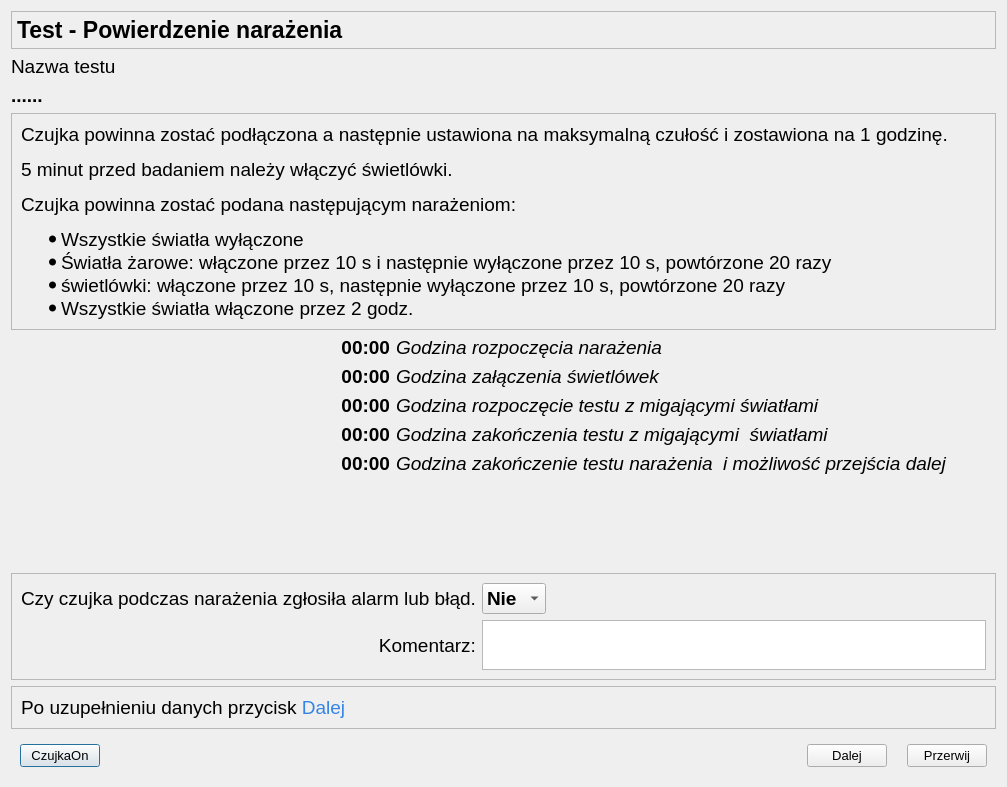
Above: CzujkiLinioweApp/oknotestrozproszoneswiatlo.ui from wiacekmarcin/CzujkiLiniowe before the change. Below: the same form after it.
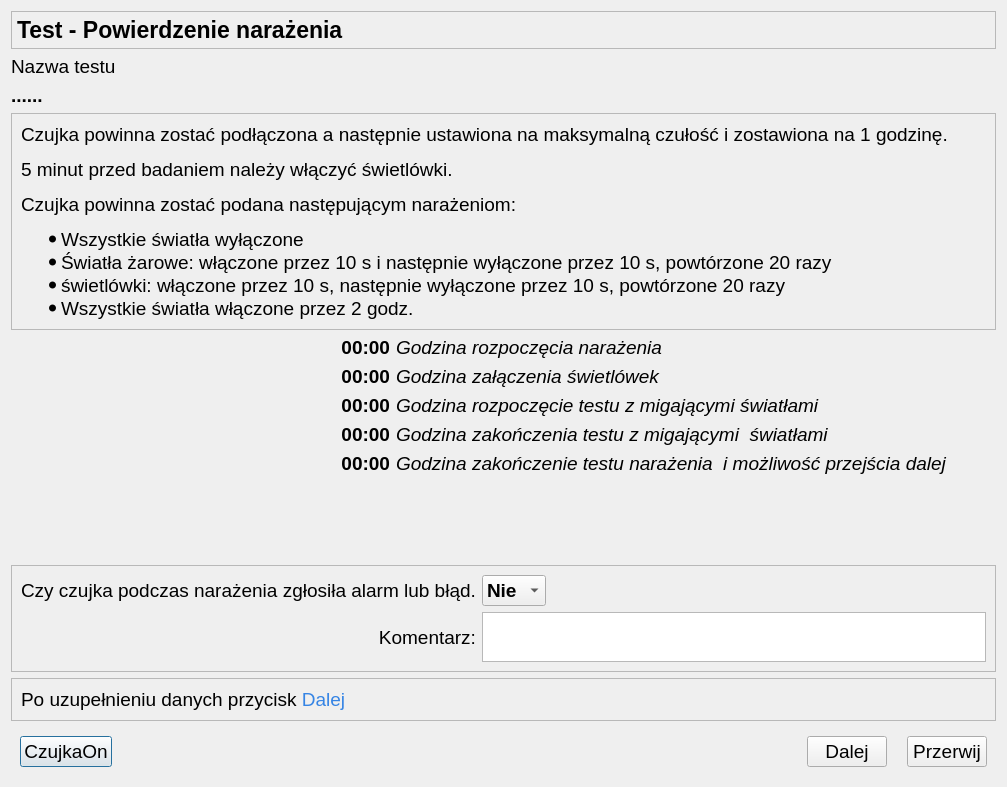
That is the form after the change. Icons and pictures are not drawn.

Diff of the .ui file:
```diff
--- a/CzujkiLinioweApp/oknotestrozproszoneswiatlo.ui
+++ b/CzujkiLinioweApp/oknotestrozproszoneswiatlo.ui
@@ -25,7 +25,7 @@
   <property name="font">
    <font>
     <family>Arial</family>
-    <pointsize>10</pointsize>
+    <pointsize>14</pointsize>
    </font>
   </property>
   <property name="windowTitle">
```
